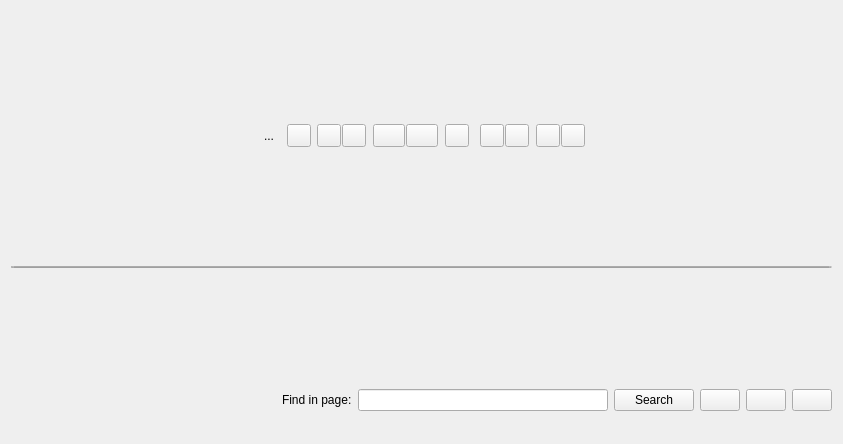
pinnaculum/galacteek, file galacteek/ui/browsertab.ui: the form before one commit.
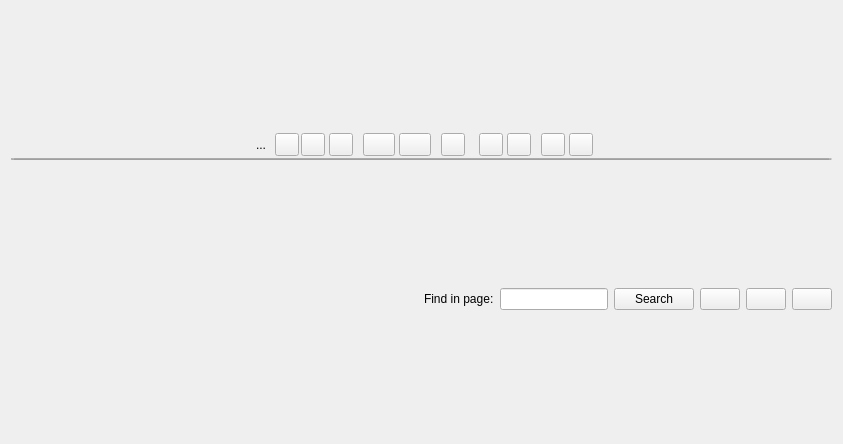
The form after the commit. Icons and pictures are not drawn.

What changed in the file:
```diff
--- a/galacteek/ui/browsertab.ui
+++ b/galacteek/ui/browsertab.ui
@@ -13,9 +13,15 @@
   <property name="windowTitle">
    <string>Form</string>
   </property>
+  <property name="styleSheet">
+   <string notr="true"/>
+  </property>
   <layout class="QVBoxLayout" name="verticalLayout_18">
    <item>
     <layout class="QVBoxLayout" name="verticalLayout_17">
+     <property name="spacing">
+      <number>2</number>
+     </property>
      <property name="bottomMargin">
       <number>0</number>
      </property>
@@ -32,7 +38,7 @@
          <item>
           <layout class="QHBoxLayout" name="hLayoutCtrl">
            <property name="spacing">
-            <number>1</number>
+            <number>4</number>
            </property>
            <item>
             <widget class="QToolButton" name="loadIpfsButton">
@@ -79,7 +85,7 @@
          <item>
           <layout class="QHBoxLayout" name="horizontalLayout_3">
            <property name="spacing">
-            <number>1</number>
+            <number>4</number>
            </property>
            <item>
             <widget class="QToolButton" name="stopButton">
@@ -325,11 +331,11 @@
        </property>
       </widget>
      </item>
-     <item>
-      <layout class="QHBoxLayout" name="layoutHistory"/>
-     </item>
      <item>
       <layout class="QVBoxLayout" name="vLayoutBrowser">
+       <property name="spacing">
+        <number>2</number>
+       </property>
        <property name="sizeConstraint">
         <enum>QLayout::SetMaximumSize</enum>
        </property>
@@ -339,6 +345,9 @@
    </item>
    <item>
     <layout class="QVBoxLayout" name="vLayoutConsole">
+     <property name="spacing">
+      <number>2</number>
+     </property>
      <property name="sizeConstraint">
       <enum>QLayout::SetMaximumSize</enum>
      </property>
@@ -346,6 +355,25 @@
    </item>
    <item>
     <layout class="QHBoxLayout" name="hLayoutSearch">
+     <item>
+      <widget class="QLabel" name="linkInfosLabel">
+       <property name="minimumSize">
+        <size>
+         <width>300</width>
+         <height>0</height>
+        </size>
+       </property>
+       <property name="maximumSize">
+        <size>
+         <width>16777215</width>
+         <height>16</height>
+        </size>
+       </property>
+       <property name="text">
+        <string/>
+       </property>
+      </widget>
+     </item>
      <item>
       <spacer name="horizontalSpacer_4">
        <property name="orientation">
@@ -427,23 +455,6 @@
      </item>
     </layout>
    </item>
-   <item>
-    <layout class="QHBoxLayout" name="horizontalLayout_2">
-     <item>
-      <widget class="QLabel" name="linkInfosLabel">
-       <property name="maximumSize">
-        <size>
-         <width>16777215</width>
-         <height>16</height>
-        </size>
-       </property>
-       <property name="text">
-        <string/>
-       </property>
-      </widget>
-     </item>
-    </layout>
-   </item>
   </layout>
  </widget>
  <resources>
```
